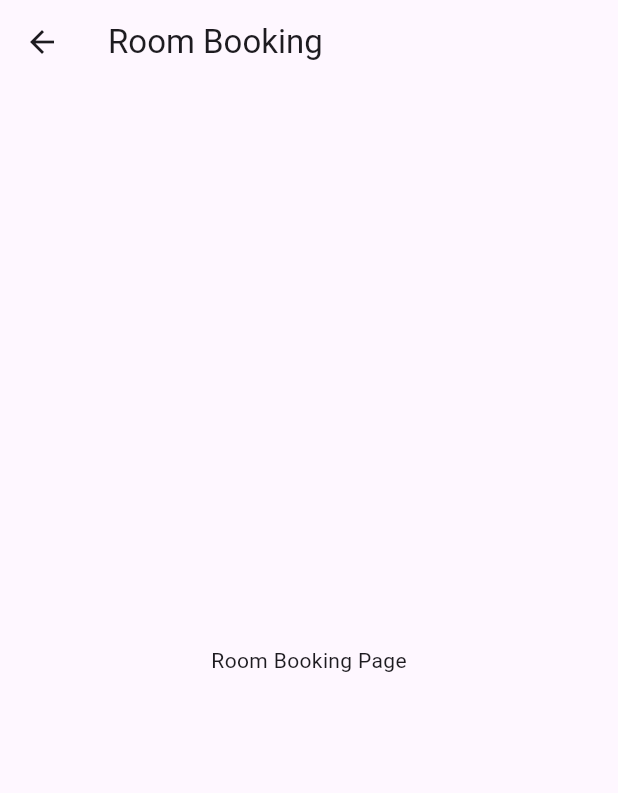
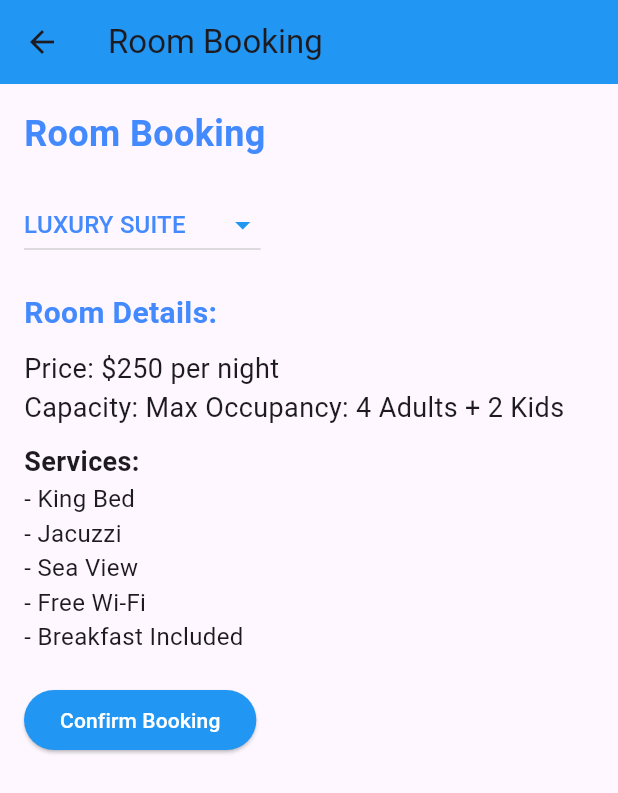
Before and after one commit to murugidorcas/project-1, a Flutter app: the RoomBookingPage screen opened directly, on a phone screen of 412 x 824 dp. Shown: the top 793 px of the screen. Run offline on Flutter 3.47's test engine with Material 3 defaults, Android fonts, the phone set to English and light mode, and no system bars.

Commit message:
new commit

```diff
--- a/lib/first.dart
+++ b/lib/first.dart
@@ -23,6 +23,7 @@ class HomePage extends StatelessWidget {
     return Scaffold(
       appBar: AppBar(
         title: Text('Hotel App'),
+        backgroundColor: Colors.blue,
       ),
       drawer: Drawer(
         child: ListView(
@@ -71,15 +72,133 @@ class HomePage extends StatelessWidget {
   }
 }
 
-class RoomBookingPage extends StatelessWidget {
+class RoomBookingPage extends StatefulWidget {
+  @override
+  _RoomBookingPageState createState() => _RoomBookingPageState();
+}
+
+class _RoomBookingPageState extends State<RoomBookingPage> {
+  String _selectedRoom = 'luxury-suite';
+  final Map<String, Map<String, dynamic>> roomInfo = {
+    'luxury-suite': {
+      'price': '\$250 per night',
+      'capacity': 'Max Occupancy: 4 Adults + 2 Kids',
+      'services': ['King Bed', 'Jacuzzi', 'Sea View', 'Free Wi-Fi', 'Breakfast Included']
+    },
+    'deluxe-room': {
+      'price': '\$180 per night',
+      'capacity': 'Max Occupancy: 2 Adults + 1 Child',
+      'services': ['Queen Bed', 'City View', 'Free Wi-Fi', 'Breakfast Included']
+    },
+    'standard-room': {
+      'price': '\$120 per night',
+      'capacity': 'Max Occupancy: 2 Adults',
+      'services': ['Double Bed', 'Garden View', 'Free Wi-Fi']
+    },
+    'single-room': {
+      'price': '\$80 per night',
+      'capacity': 'Max Occupancy: 1 Adult',
+      'services': ['Single Bed', 'City View', 'Free Wi-Fi']
+    },
+    'family-suite': {
+      'price': '\$300 per night',
+      'capacity': 'Max Occupancy: 5 Adults + 2 Kids',
+      'services': ['Two Queen Beds', 'Living Area', 'Sea View', 'Free Wi-Fi', 'Breakfast Included']
+    },
+  };
+
   @override
   Widget build(BuildContext context) {
     return Scaffold(
       appBar: AppBar(
         title: Text('Room Booking'),
+        backgroundColor: Colors.blue,
       ),
-      body: Center(
-        child: Text('Room Booking Page'),
+      body: Padding(
+        padding: const EdgeInsets.all(16.0),
+        child: Column(
+          crossAxisAlignment: CrossAxisAlignment.start,
+          children: [
+            Text(
+              'Room Booking',
+              style: TextStyle(
+                fontSize: 24,
+                fontWeight: FontWeight.bold,
+                color: Colors.blueAccent,
+              ),
+            ),
+            SizedBox(height: 20),
+            DropdownButton<String>(
+              value: _selectedRoom,
+              icon: Icon(Icons.arrow_drop_down, color: Colors.blue),
+              onChanged: (String? newRoom) {
+                setState(() {
+                  _selectedRoom = newRoom!;
+                });
+              },
+              items: <String>[
+                'luxury-suite',
+                'deluxe-room',
+                'standard-room',
+                'single-room',
+                'family-suite',
+              ].map<DropdownMenuItem<String>>((String value) {
+                return DropdownMenuItem<String>(
+                  value: value,
+                  child: Text(
+                    value.replaceAll('-', ' ').toUpperCase(),
+                    style: TextStyle(color: Colors.blueAccent),
+                  ),
+                );
+              }).toList(),
+            ),
+            SizedBox(height: 20),
+            Text(
+              'Room Details:',
+              style: TextStyle(
+                fontSize: 20,
+                fontWeight: FontWeight.bold,
+                color: Colors.blueAccent,
+              ),
+            ),
+            SizedBox(height: 10),
+            Text(
+              'Price: ${roomInfo[_selectedRoom]?['price']}',
+              style: TextStyle(fontSize: 18),
+            ),
+            Text(
+              'Capacity: ${roomInfo[_selectedRoom]?['capacity']}',
+              style: TextStyle(fontSize: 18),
+            ),
+            SizedBox(height: 10),
+            Text(
+              'Services:',
+              style: TextStyle(fontSize: 18, fontWeight: FontWeight.bold),
+            ),
+            Column(
+              crossAxisAlignment: CrossAxisAlignment.start,
+              children: (roomInfo[_selectedRoom]?['services'] as List<String>)
+                  .map((service) => Text(
+                        '- $service',
+                        style: TextStyle(fontSize: 16),
+                      ))
+                  .toList(),
+            ),
+            SizedBox(height: 20),
+            ElevatedButton(
+              onPressed: () {
+                // Action to confirm the booking
+                ScaffoldMessenger.of(context).showSnackBar(
+                    SnackBar(content: Text('Booking confirmed for $_selectedRoom!')));
+              },
+              style: ElevatedButton.styleFrom(backgroundColor: Colors.blue),
+              child: Text(
+                'Confirm Booking',
+                style: TextStyle(color: Colors.white),
+              ),
+            ),
+          ],
+        ),
       ),
     );
   }
```
